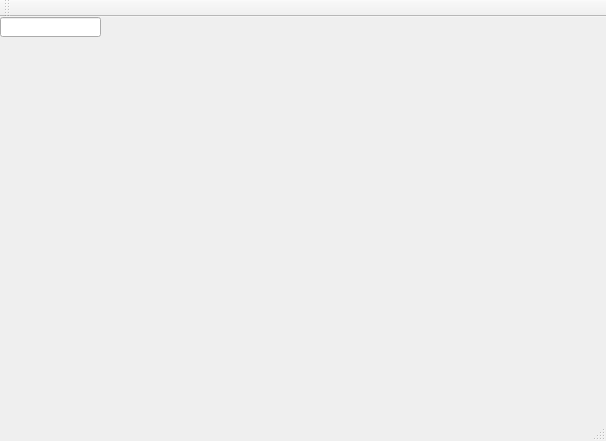
First picture: the form in mainwindow.ui, repository yao-bo/SLMP, before the edit.
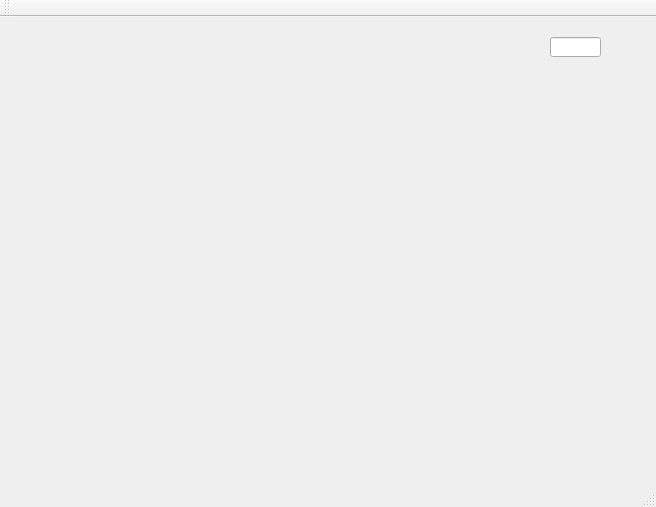
Second picture: the form after the edit.

The edit to the form file:
```diff
--- a/mainwindow.ui
+++ b/mainwindow.ui
@@ -6,40 +6,20 @@
    <rect>
     <x>0</x>
     <y>0</y>
-    <width>606</width>
-    <height>441</height>
+    <width>656</width>
+    <height>507</height>
    </rect>
   </property>
   <property name="windowTitle">
    <string>MainWindow</string>
   </property>
   <widget class="QWidget" name="centralWidget">
-   <widget class="QWidget" name="widget_mainMenu" native="true">
-    <property name="geometry">
-     <rect>
-      <x>0</x>
-      <y>20</y>
-      <width>101</width>
-      <height>361</height>
-     </rect>
-    </property>
-   </widget>
-   <widget class="QWidget" name="widget_MainView" native="true">
-    <property name="geometry">
-     <rect>
-      <x>110</x>
-      <y>0</y>
-      <width>491</width>
-      <height>381</height>
-     </rect>
-    </property>
-   </widget>
    <widget class="QLineEdit" name="_buttonId">
     <property name="geometry">
      <rect>
-      <x>0</x>
-      <y>0</y>
-      <width>101</width>
+      <x>550</x>
+      <y>20</y>
+      <width>51</width>
       <height>20</height>
      </rect>
     </property>
```
Left out of the diff: 4 changed lines with no effect on the pictures.
